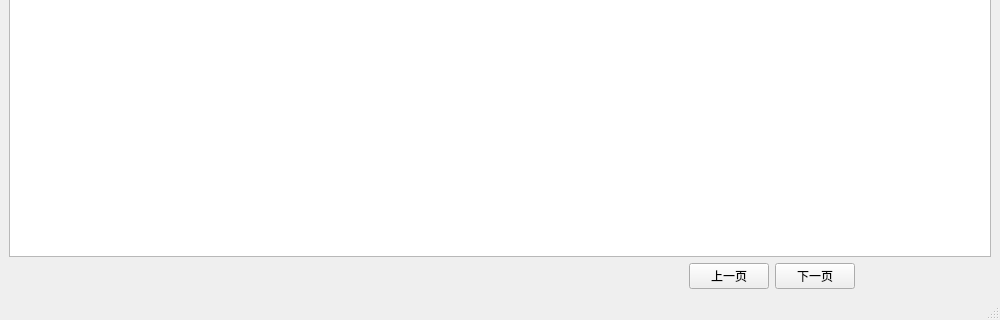
Qt form qt/functions/presure/home.ui (liangfutang/py-modules) before a commit; both pictures show x 0 to 1000 and y 480 to 800 of the 1000 by 800 pixel window.
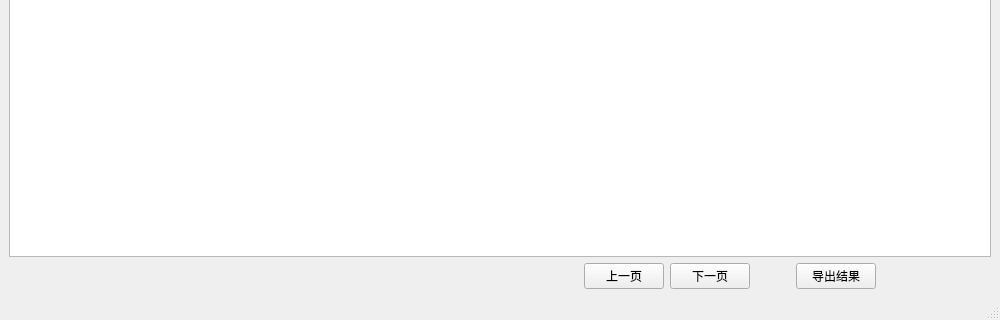
The same form after that commit.

Commit message: 1. 添加压测结果下载功能

The edit to the form file:
```diff
--- a/qt/functions/presure/home.ui
+++ b/qt/functions/presure/home.ui
@@ -159,7 +159,7 @@
      </widget>
     </item>
     <item>
-     <layout class="QHBoxLayout" name="horizontalLayout_3" stretch="5,0,0,1">
+     <layout class="QHBoxLayout" name="horizontalLayout_3" stretch="5,0,0,0,0,1">
       <item>
        <spacer name="horizontalSpacer_4">
         <property name="orientation">
@@ -187,6 +187,26 @@
         </property>
        </widget>
       </item>
+      <item>
+       <spacer name="horizontalSpacer_5">
+        <property name="orientation">
+         <enum>Qt::Horizontal</enum>
+        </property>
+        <property name="sizeHint" stdset="0">
+         <size>
+          <width>40</width>
+          <height>20</height>
+         </size>
+        </property>
+       </spacer>
+      </item>
+      <item>
+       <widget class="QPushButton" name="exportPressureOtaBtn">
+        <property name="text">
+         <string>导出结果</string>
+        </property>
+       </widget>
+      </item>
       <item>
        <spacer name="horizontalSpacer_3">
         <property name="orientation">
```
The commit also changes 1 other file.
